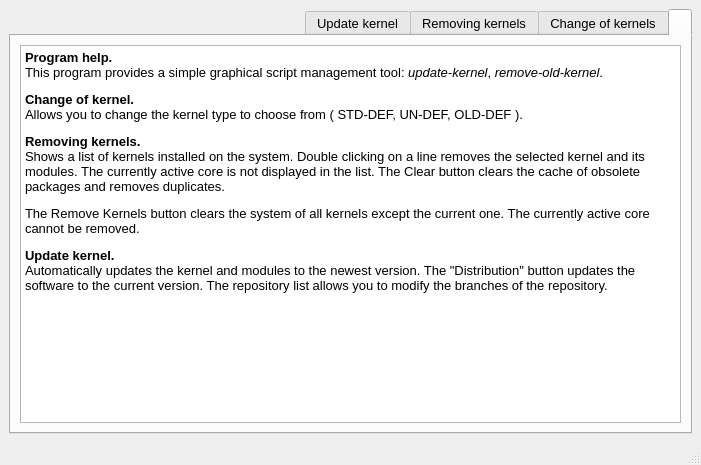
Old version of the form ui/main_win.ui in the repository Koi-foo/kernel-manager.
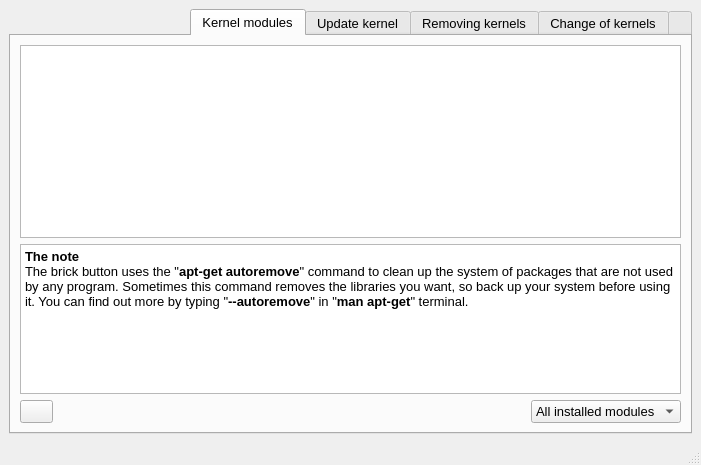
New version of the form. The open tabs and pages were chosen to show the change. Icons and pictures are not drawn.

Commit message: Updating app layouts

```diff
--- a/ui/main_win.ui
+++ b/ui/main_win.ui
@@ -445,6 +445,223 @@
         </item>
        </layout>
       </widget>
+      <widget class="QWidget" name="Tab5_PacketFilter">
+       <attribute name="title">
+        <string>Kernel modules</string>
+       </attribute>
+       <layout class="QGridLayout" name="gridLayout_6">
+        <item row="0" column="0" colspan="3">
+         <widget class="QListWidget" name="listWidget_Modules">
+          <property name="sizePolicy">
+           <sizepolicy hsizetype="Expanding" vsizetype="Expanding">
+            <horstretch>0</horstretch>
+            <verstretch>0</verstretch>
+           </sizepolicy>
+          </property>
+          <property name="sizeIncrement">
+           <size>
+            <width>0</width>
+            <height>0</height>
+           </size>
+          </property>
+          <property name="font">
+           <font>
+            <pointsize>10</pointsize>
+            <weight>50</weight>
+            <bold>false</bold>
+            <kerning>true</kerning>
+           </font>
+          </property>
+          <property name="contextMenuPolicy">
+           <enum>Qt::CustomContextMenu</enum>
+          </property>
+          <property name="layoutDirection">
+           <enum>Qt::LeftToRight</enum>
+          </property>
+          <property name="autoFillBackground">
+           <bool>false</bool>
+          </property>
+          <property name="styleSheet">
+           <string notr="true">QListWidget:item{height: 30px;border-bottom: 1px solid rgb(225, 225, 225);} QListWidget::item:selected {background-color: rgb(231, 242, 249); color: black} QListView::item:selected:!active {background-color: rgb(231, 242, 249); color: black} QListView::item:selected:active {background-color: rgb(231, 242, 249); color: black} QListView::item:hover {background-color: rgb(231, 242, 249); color: black}</string>
+          </property>
+          <property name="frameShape">
+           <enum>QFrame::StyledPanel</enum>
+          </property>
+          <property name="lineWidth">
+           <number>1</number>
+          </property>
+          <property name="midLineWidth">
+           <number>0</number>
+          </property>
+          <property name="autoScrollMargin">
+           <number>16</number>
+          </property>
+          <property name="selectionBehavior">
+           <enum>QAbstractItemView::SelectItems</enum>
+          </property>
+          <property name="iconSize">
+           <size>
+            <width>0</width>
+            <height>0</height>
+           </size>
+          </property>
+          <property name="textElideMode">
+           <enum>Qt::ElideRight</enum>
+          </property>
+          <property name="movement">
+           <enum>QListView::Static</enum>
+          </property>
+          <property name="flow">
+           <enum>QListView::TopToBottom</enum>
+          </property>
+          <property name="isWrapping" stdset="0">
+           <bool>false</bool>
+          </property>
+          <property name="resizeMode">
+           <enum>QListView::Fixed</enum>
+          </property>
+          <property name="layoutMode">
+           <enum>QListView::SinglePass</enum>
+          </property>
+          <property name="spacing">
+           <number>0</number>
+          </property>
+          <property name="gridSize">
+           <size>
+            <width>0</width>
+            <height>31</height>
+           </size>
+          </property>
+          <property name="viewMode">
+           <enum>QListView::ListMode</enum>
+          </property>
+          <property name="modelColumn">
+           <number>0</number>
+          </property>
+          <property name="uniformItemSizes">
+           <bool>false</bool>
+          </property>
+          <property name="batchSize">
+           <number>100</number>
+          </property>
+          <property name="sortingEnabled">
+           <bool>false</bool>
+          </property>
+         </widget>
+        </item>
+        <item row="1" column="0" colspan="3">
+         <widget class="QTextBrowser" name="textBrowser_2">
+          <property name="minimumSize">
+           <size>
+            <width>0</width>
+            <height>0</height>
+           </size>
+          </property>
+          <property name="maximumSize">
+           <size>
+            <width>16777215</width>
+            <height>150</height>
+           </size>
+          </property>
+          <property name="contextMenuPolicy">
+           <enum>Qt::NoContextMenu</enum>
+          </property>
+          <property name="html">
+           <string>&lt;!DOCTYPE HTML PUBLIC &quot;-//W3C//DTD HTML 4.0//EN&quot; &quot;http://www.w3.org/TR/REC-html40/strict.dtd&quot;&gt;
+&lt;html&gt;&lt;head&gt;&lt;meta name=&quot;qrichtext&quot; content=&quot;1&quot; /&gt;&lt;style type=&quot;text/css&quot;&gt;
+p, li { white-space: pre-wrap; }
+&lt;/style&gt;&lt;/head&gt;&lt;body style=&quot; font-family:'Sans Serif'; font-size:10pt; font-weight:400; font-style:normal;&quot;&gt;
+&lt;p style=&quot; margin-top:0px; margin-bottom:0px; margin-left:0px; margin-right:0px; -qt-block-indent:0; text-indent:0px;&quot;&gt;&lt;span style=&quot; font-weight:600;&quot;&gt;The note&lt;/span&gt;&lt;/p&gt;
+&lt;p style=&quot; margin-top:0px; margin-bottom:0px; margin-left:0px; margin-right:0px; -qt-block-indent:0; text-indent:0px;&quot;&gt;The brick button uses the &amp;quot;&lt;span style=&quot; font-weight:600;&quot;&gt;apt-get autoremove&lt;/span&gt;&amp;quot; command to clean up the system of packages that are not used by any program. Sometimes this command removes the libraries you want, so back up your system before using it. You can find out more by typing &amp;quot;&lt;span style=&quot; font-weight:600;&quot;&gt;--autoremove&lt;/span&gt;&amp;quot; in &amp;quot;&lt;span style=&quot; font-weight:600;&quot;&gt;man apt-get&lt;/span&gt;&amp;quot; terminal.&lt;/p&gt;&lt;/body&gt;&lt;/html&gt;</string>
+          </property>
+         </widget>
+        </item>
+        <item row="2" column="0">
+         <widget class="QComboBox" name="comboBox_ModulesSystem">
+          <property name="enabled">
+           <bool>true</bool>
+          </property>
+          <property name="sizePolicy">
+           <sizepolicy hsizetype="Preferred" vsizetype="Fixed">
+            <horstretch>0</horstretch>
+            <verstretch>0</verstretch>
+           </sizepolicy>
+          </property>
+          <property name="contextMenuPolicy">
+           <enum>Qt::DefaultContextMenu</enum>
+          </property>
+          <property name="toolTip">
+           <string>Filter for kernel modules installed on the system</string>
+          </property>
+          <property name="layoutDirection">
+           <enum>Qt::LeftToRight</enum>
+          </property>
+          <property name="sizeAdjustPolicy">
+           <enum>QComboBox::AdjustToContents</enum>
+          </property>
+          <property name="duplicatesEnabled">
+           <bool>false</bool>
+          </property>
+          <property name="frame">
+           <bool>true</bool>
+          </property>
+          <property name="modelColumn">
+           <number>0</number>
+          </property>
+          <item>
+           <property name="text">
+            <string>All installed modules</string>
+           </property>
+          </item>
+         </widget>
+        </item>
+        <item row="2" column="1">
+         <spacer name="horizontalSpacer_4">
+          <property name="orientation">
+           <enum>Qt::Horizontal</enum>
+          </property>
+          <property name="sizeHint" stdset="0">
+           <size>
+            <width>40</width>
+            <height>20</height>
+           </size>
+          </property>
+         </spacer>
+        </item>
+        <item row="2" column="2">
+         <widget class="QPushButton" name="pushButton_Autoremove">
+          <property name="minimumSize">
+           <size>
+            <width>0</width>
+            <height>0</height>
+           </size>
+          </property>
+          <property name="maximumSize">
+           <size>
+            <width>33</width>
+            <height>33</height>
+           </size>
+          </property>
+          <property name="toolTip">
+           <string>Remove packages that were automatically installed to satisfy&lt;br&gt;dependencies for other packages and are now no longer needed. </string>
+          </property>
+          <property name="text">
+           <string/>
+          </property>
+          <property name="icon">
+           <iconset resource="../resources.qrc">
+            <normaloff>:/picture/icons/stop.png</normaloff>:/picture/icons/stop.png</iconset>
+          </property>
+          <property name="iconSize">
+           <size>
+            <width>18</width>
+            <height>18</height>
+           </size>
+          </property>
+         </widget>
+        </item>
+       </layout>
+      </widget>
      </widget>
     </item>
    </layout>
```
Left out of the diff: 15 changed lines with no effect on the pictures. The commit also changes 4 other files.
